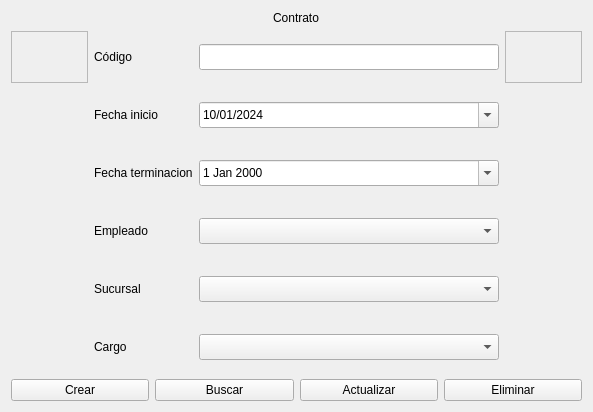
AlejoOsorio/BasesDeDatosProyecto, file views/qt_files/frame_contrato.ui: the form before one commit.
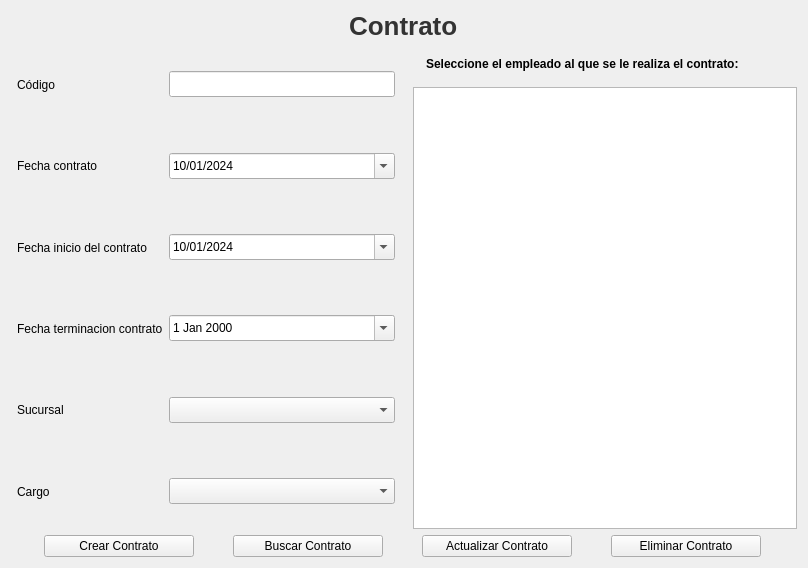
The form after the commit.

The edit to the form file:
```diff
--- a/views/qt_files/frame_contrato.ui
+++ b/views/qt_files/frame_contrato.ui
@@ -6,8 +6,8 @@
    <rect>
     <x>0</x>
     <y>0</y>
-    <width>593</width>
-    <height>412</height>
+    <width>808</width>
+    <height>568</height>
    </rect>
   </property>
   <property name="focusPolicy">
@@ -25,6 +25,14 @@
        <verstretch>0</verstretch>
       </sizepolicy>
      </property>
+     <property name="styleSheet">
+      <string notr="true">QLabel {
+	font-size: 26px;
+	font-weight: bold;
+	color: #333;
+	text-align: center;
+}</string>
+     </property>
      <property name="text">
       <string>Contrato</string>
      </property>
@@ -37,188 +45,39 @@
     </widget>
    </item>
    <item>
+    <layout class="QHBoxLayout" name="horizontalLayout_2">
+     <item>
     <layout class="QGridLayout" name="gridLayout">
-     <item row="2" column="1">
-      <widget class="QLabel" name="label_4">
-       <property name="sizePolicy">
-        <sizepolicy hsizetype="Preferred" vsizetype="Expanding">
-         <horstretch>0</horstretch>
-         <verstretch>0</verstretch>
-        </sizepolicy>
-       </property>
+       <item row="7" column="3">
+        <widget class="QComboBox" name="cbCargos">
        <property name="maximumSize">
         <size>
          <width>300</width>
-         <height>16777215</height>
-        </size>
-       </property>
-       <property name="text">
-        <string>Fecha inicio</string>
-       </property>
-      </widget>
-     </item>
-     <item row="1" column="3">
-      <widget class="QLineEdit" name="lineEdit_5">
-       <property name="enabled">
-        <bool>true</bool>
-       </property>
-       <property name="maximumSize">
-        <size>
-         <width>300</width>
          <height>26</height>
         </size>
        </property>
       </widget>
      </item>
-     <item row="5" column="1">
-      <widget class="QLabel" name="label_6">
-       <property name="sizePolicy">
-        <sizepolicy hsizetype="Preferred" vsizetype="Expanding">
-         <horstretch>0</horstretch>
-         <verstretch>0</verstretch>
-        </sizepolicy>
-       </property>
-       <property name="maximumSize">
-        <size>
-         <width>300</width>
-         <height>16777215</height>
-        </size>
-       </property>
-       <property name="text">
-        <string>Empleado</string>
-       </property>
-      </widget>
-     </item>
-     <item row="5" column="3">
-      <widget class="QComboBox" name="comboBox_3">
-       <property name="maximumSize">
-        <size>
-         <width>300</width>
-         <height>26</height>
-        </size>
-       </property>
-       <property name="editable">
-        <bool>false</bool>
-       </property>
-       <property name="duplicatesEnabled">
-        <bool>false</bool>
-       </property>
-      </widget>
-     </item>
-     <item row="3" column="3">
-      <widget class="QDateEdit" name="dateEdit">
-       <property name="maximumSize">
-        <size>
-         <width>16777215</width>
-         <height>26</height>
-        </size>
-       </property>
-       <property name="focusPolicy">
-        <enum>Qt::NoFocus</enum>
-       </property>
-       <property name="contextMenuPolicy">
-        <enum>Qt::NoContextMenu</enum>
-       </property>
-       <property name="buttonSymbols">
-        <enum>QAbstractSpinBox::UpDownArrows</enum>
-       </property>
-       <property name="calendarPopup">
-        <bool>true</bool>
-       </property>
-      </widget>
-     </item>
-     <item row="6" column="3">
-      <widget class="QComboBox" name="comboBox">
-       <property name="maximumSize">
-        <size>
-         <width>300</width>
-         <height>26</height>
-        </size>
-       </property>
-      </widget>
-     </item>
-     <item row="1" column="1">
-      <widget class="QLabel" name="label_5">
-       <property name="sizePolicy">
-        <sizepolicy hsizetype="Preferred" vsizetype="Expanding">
-         <horstretch>0</horstretch>
-         <verstretch>0</verstretch>
-        </sizepolicy>
-       </property>
-       <property name="maximumSize">
-        <size>
-         <width>300</width>
-         <height>16777215</height>
-        </size>
-       </property>
-       <property name="text">
-        <string>Código</string>
-       </property>
-      </widget>
-     </item>
-     <item row="2" column="3">
-      <widget class="QDateEdit" name="dateEdit_2">
-       <property name="enabled">
-        <bool>true</bool>
-       </property>
-       <property name="maximumSize">
-        <size>
-         <width>16777215</width>
-         <height>26</height>
-        </size>
-       </property>
-       <property name="focusPolicy">
-        <enum>Qt::NoFocus</enum>
-       </property>
-       <property name="contextMenuPolicy">
-        <enum>Qt::NoContextMenu</enum>
-       </property>
-       <property name="acceptDrops">
-        <bool>false</bool>
-       </property>
-       <property name="wrapping">
-        <bool>false</bool>
-       </property>
-       <property name="frame">
-        <bool>true</bool>
-       </property>
-       <property name="readOnly">
-        <bool>false</bool>
-       </property>
-       <property name="buttonSymbols">
-        <enum>QAbstractSpinBox::UpDownArrows</enum>
-       </property>
-       <property name="specialValueText">
-        <string/>
-       </property>
-       <property name="showGroupSeparator" stdset="0">
-        <bool>false</bool>
-       </property>
-       <property name="currentSection">
-        <enum>QDateTimeEdit::DaySection</enum>
-       </property>
-       <property name="displayFormat">
-        <string>d/MM/yyyy</string>
-       </property>
-       <property name="calendarPopup">
-        <bool>true</bool>
-       </property>
-       <property name="currentSectionIndex">
-        <number>0</number>
-       </property>
-       <property name="timeSpec">
-        <enum>Qt::LocalTime</enum>
-       </property>
-       <property name="date">
-        <date>
-         <year>2024</year>
-         <month>1</month>
-         <day>10</day>
-        </date>
-       </property>
-      </widget>
-     </item>
      <item row="3" column="1">
+        <widget class="QLabel" name="label_4">
+         <property name="sizePolicy">
+          <sizepolicy hsizetype="Preferred" vsizetype="Expanding">
+           <horstretch>0</horstretch>
+           <verstretch>0</verstretch>
+          </sizepolicy>
+         </property>
+         <property name="maximumSize">
+          <size>
+           <width>300</width>
+           <height>16777215</height>
+          </size>
+         </property>
+         <property name="text">
+          <string>Fecha inicio del contrato</string>
+         </property>
+        </widget>
+       </item>
+       <item row="4" column="1">
       <widget class="QLabel" name="label">
        <property name="sizePolicy">
         <sizepolicy hsizetype="Preferred" vsizetype="Expanding">
@@ -233,17 +92,58 @@
         </size>
        </property>
        <property name="text">
-        <string>Fecha terminacion</string>
+          <string>Fecha terminacion contrato</string>
        </property>
       </widget>
      </item>
-     <item row="1" column="0">
-      <widget class="QFrame" name="relleno_izquierdo">
-       <property name="frameShape">
-        <enum>QFrame::StyledPanel</enum>
-       </property>
-       <property name="frameShadow">
-        <enum>QFrame::Raised</enum>
+       <item row="1" column="3">
+        <widget class="QLineEdit" name="tfCodigo">
+         <property name="enabled">
+          <bool>true</bool>
+         </property>
+         <property name="maximumSize">
+          <size>
+           <width>300</width>
+           <height>26</height>
+          </size>
+         </property>
+        </widget>
+       </item>
+       <item row="6" column="1">
+        <widget class="QLabel" name="label_2">
+         <property name="sizePolicy">
+          <sizepolicy hsizetype="Preferred" vsizetype="Expanding">
+           <horstretch>0</horstretch>
+           <verstretch>0</verstretch>
+          </sizepolicy>
+         </property>
+         <property name="maximumSize">
+          <size>
+           <width>300</width>
+           <height>16777215</height>
+          </size>
+         </property>
+         <property name="text">
+          <string>Sucursal</string>
+         </property>
+        </widget>
+       </item>
+       <item row="2" column="1">
+        <widget class="QLabel" name="label_8">
+         <property name="sizePolicy">
+          <sizepolicy hsizetype="Preferred" vsizetype="Expanding">
+           <horstretch>0</horstretch>
+           <verstretch>0</verstretch>
+          </sizepolicy>
+         </property>
+         <property name="maximumSize">
+          <size>
+           <width>300</width>
+           <height>16777215</height>
+          </size>
+         </property>
+         <property name="text">
+          <string>Fecha contrato</string>
        </property>
       </widget>
      </item>
@@ -266,8 +166,27 @@
        </property>
       </widget>
      </item>
+       <item row="1" column="1">
+        <widget class="QLabel" name="label_5">
+         <property name="sizePolicy">
+          <sizepolicy hsizetype="Preferred" vsizetype="Expanding">
+           <horstretch>0</horstretch>
+           <verstretch>0</verstretch>
+          </sizepolicy>
+         </property>
+         <property name="maximumSize">
+          <size>
+           <width>300</width>
+           <height>16777215</height>
+          </size>
+         </property>
+         <property name="text">
+          <string>Código</string>
+         </property>
+        </widget>
+       </item>
      <item row="1" column="4">
-      <widget class="QFrame" name="relleno_derecho">
+        <widget class="QFrame" name="relleno_derecho_3">
        <property name="frameShape">
         <enum>QFrame::StyledPanel</enum>
        </property>
@@ -276,41 +195,207 @@
        </property>
       </widget>
      </item>
-     <item row="6" column="1">
-      <widget class="QLabel" name="label_2">
-       <property name="sizePolicy">
-        <sizepolicy hsizetype="Preferred" vsizetype="Expanding">
-         <horstretch>0</horstretch>
-         <verstretch>0</verstretch>
-        </sizepolicy>
-       </property>
+       <item row="3" column="3">
+        <widget class="QDateEdit" name="dpFechaInicioContrato">
+         <property name="enabled">
+          <bool>true</bool>
+         </property>
+         <property name="maximumSize">
+          <size>
+           <width>16777215</width>
+           <height>26</height>
+          </size>
+         </property>
+         <property name="focusPolicy">
+          <enum>Qt::NoFocus</enum>
+         </property>
+         <property name="contextMenuPolicy">
+          <enum>Qt::NoContextMenu</enum>
+         </property>
+         <property name="acceptDrops">
+          <bool>false</bool>
+         </property>
+         <property name="wrapping">
+          <bool>false</bool>
+         </property>
+         <property name="frame">
+          <bool>true</bool>
+         </property>
+         <property name="readOnly">
+          <bool>false</bool>
+         </property>
+         <property name="buttonSymbols">
+          <enum>QAbstractSpinBox::UpDownArrows</enum>
+         </property>
+         <property name="specialValueText">
+          <string/>
+         </property>
+         <property name="showGroupSeparator" stdset="0">
+          <bool>false</bool>
+         </property>
+         <property name="currentSection">
+          <enum>QDateTimeEdit::DaySection</enum>
+         </property>
+         <property name="displayFormat">
+          <string>d/MM/yyyy</string>
+         </property>
+         <property name="calendarPopup">
+          <bool>true</bool>
+         </property>
+         <property name="currentSectionIndex">
+          <number>0</number>
+         </property>
+         <property name="timeSpec">
+          <enum>Qt::LocalTime</enum>
+         </property>
+         <property name="date">
+          <date>
+           <year>2024</year>
+           <month>1</month>
+           <day>10</day>
+          </date>
+         </property>
+        </widget>
+       </item>
+       <item row="4" column="3">
+        <widget class="QDateEdit" name="dpFechaTerminacionContrato">
+         <property name="maximumSize">
+          <size>
+           <width>16777215</width>
+           <height>26</height>
+          </size>
+         </property>
+         <property name="focusPolicy">
+          <enum>Qt::NoFocus</enum>
+         </property>
+         <property name="contextMenuPolicy">
+          <enum>Qt::NoContextMenu</enum>
+         </property>
+         <property name="buttonSymbols">
+          <enum>QAbstractSpinBox::UpDownArrows</enum>
+         </property>
+         <property name="calendarPopup">
+          <bool>true</bool>
+         </property>
+        </widget>
+       </item>
+       <item row="1" column="0">
+        <widget class="QFrame" name="relleno_izquierdo">
+         <property name="frameShape">
+          <enum>QFrame::StyledPanel</enum>
+         </property>
+         <property name="frameShadow">
+          <enum>QFrame::Raised</enum>
+         </property>
+        </widget>
+       </item>
+       <item row="2" column="3">
+        <widget class="QDateEdit" name="dpFechaContrato">
+         <property name="enabled">
+          <bool>true</bool>
+         </property>
+         <property name="maximumSize">
+          <size>
+           <width>16777215</width>
+           <height>26</height>
+          </size>
+         </property>
+         <property name="focusPolicy">
+          <enum>Qt::NoFocus</enum>
+         </property>
+         <property name="contextMenuPolicy">
+          <enum>Qt::NoContextMenu</enum>
+         </property>
+         <property name="acceptDrops">
+          <bool>false</bool>
+         </property>
+         <property name="wrapping">
+          <bool>false</bool>
+         </property>
+         <property name="frame">
+          <bool>true</bool>
+         </property>
+         <property name="readOnly">
+          <bool>false</bool>
+         </property>
+         <property name="buttonSymbols">
+          <enum>QAbstractSpinBox::UpDownArrows</enum>
+         </property>
+         <property name="specialValueText">
+          <string/>
+         </property>
+         <property name="showGroupSeparator" stdset="0">
+          <bool>false</bool>
+         </property>
+         <property name="currentSection">
+          <enum>QDateTimeEdit::DaySection</enum>
+         </property>
+         <property name="displayFormat">
+          <string>d/MM/yyyy</string>
+         </property>
+         <property name="calendarPopup">
+          <bool>true</bool>
+         </property>
+         <property name="currentSectionIndex">
+          <number>0</number>
+         </property>
+         <property name="timeSpec">
+          <enum>Qt::LocalTime</enum>
+         </property>
+         <property name="date">
+          <date>
+           <year>2024</year>
+           <month>1</month>
+           <day>10</day>
+          </date>
+         </property>
+        </widget>
+       </item>
+       <item row="6" column="3">
+        <widget class="QComboBox" name="cbSucursales">
        <property name="maximumSize">
         <size>
          <width>300</width>
-         <height>16777215</height>
-        </size>
+           <height>26</height>
+          </size>
+         </property>
+        </widget>
+       </item>
+      </layout>
+     </item>
+     <item>
+      <layout class="QFormLayout" name="formLayout">
+       <item row="0" column="1">
+        <widget class="QLabel" name="label_9">
+         <property name="styleSheet">
+          <string notr="true">QLabel {
+	padding: 10px;
+	font-weight: bold;
+}</string>
        </property>
        <property name="text">
-        <string>Sucursal</string>
+          <string>Seleccione el empleado al que se le realiza el contrato:</string>
        </property>
       </widget>
      </item>
-     <item row="7" column="3">
-      <widget class="QComboBox" name="comboBox_2">
+       <item row="1" column="1">
+        <widget class="QListView" name="lvEmpleados">
        <property name="maximumSize">
         <size>
-         <width>300</width>
-         <height>26</height>
+           <width>600</width>
+           <height>600</height>
         </size>
        </property>
       </widget>
+       </item>
+      </layout>
      </item>
     </layout>
    </item>
    <item>
     <layout class="QHBoxLayout" name="horizontalLayout">
      <item>
-      <widget class="QPushButton" name="crear">
+      <widget class="QPushButton" name="btnCrearContrato">
        <property name="maximumSize">
         <size>
          <width>150</width>
@@ -321,12 +406,12 @@
         <cursorShape>PointingHandCursor</cursorShape>
        </property>
        <property name="text">
-        <string>Crear</string>
+        <string>Crear Contrato</string>
        </property>
       </widget>
      </item>
      <item>
-      <widget class="QPushButton" name="buscar">
+      <widget class="QPushButton" name="btnBuscarContrato">
        <property name="maximumSize">
         <size>
          <width>150</width>
@@ -337,12 +422,12 @@
         <cursorShape>PointingHandCursor</cursorShape>
        </property>
        <property name="text">
-        <string>Buscar</string>
+        <string>Buscar Contrato</string>
        </property>
       </widget>
      </item>
      <item>
-      <widget class="QPushButton" name="actualizar">
+      <widget class="QPushButton" name="btnActualizarContrato">
        <property name="maximumSize">
         <size>
          <width>150</width>
@@ -353,12 +438,12 @@
         <cursorShape>PointingHandCursor</cursorShape>
        </property>
        <property name="text">
-        <string>Actualizar</string>
+        <string>Actualizar Contrato</string>
        </property>
       </widget>
      </item>
      <item>
-      <widget class="QPushButton" name="eliminar">
+      <widget class="QPushButton" name="btnEliminarContrato">
        <property name="maximumSize">
         <size>
          <width>150</width>
@@ -369,7 +454,7 @@
         <cursorShape>PointingHandCursor</cursorShape>
        </property>
        <property name="text">
-        <string>Eliminar</string>
+        <string>Eliminar Contrato</string>
        </property>
       </widget>
      </item>
```
Left out of the diff: 15 changed lines with no effect on the pictures. Lines whose indentation alone changed are shown as unchanged.
